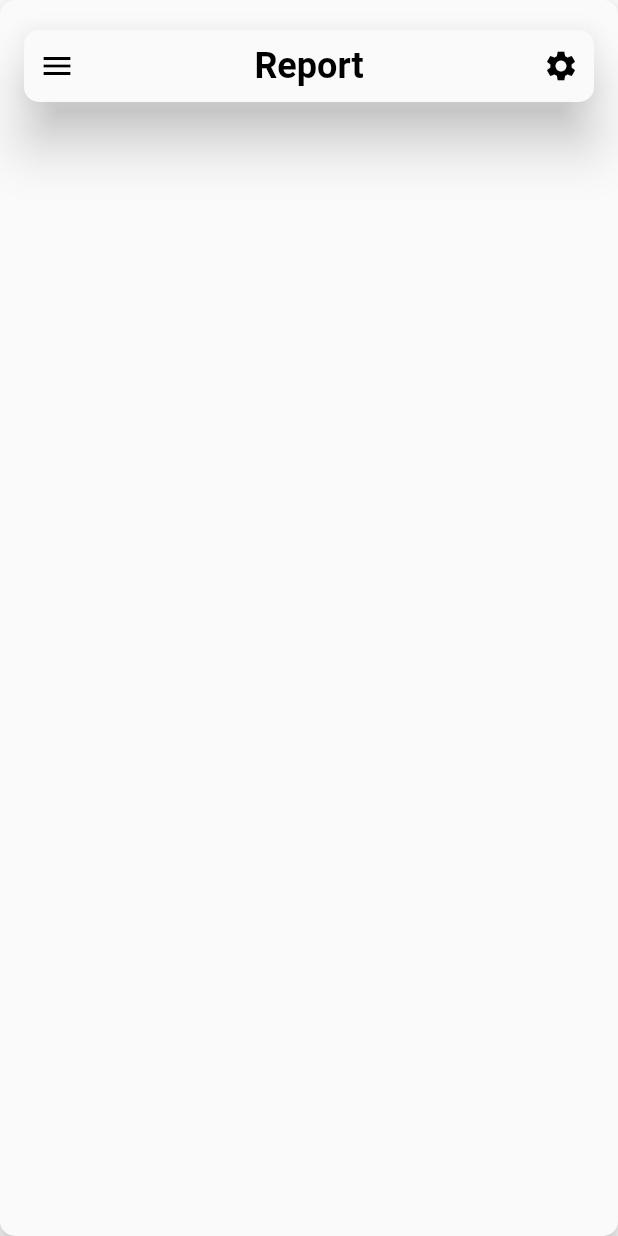
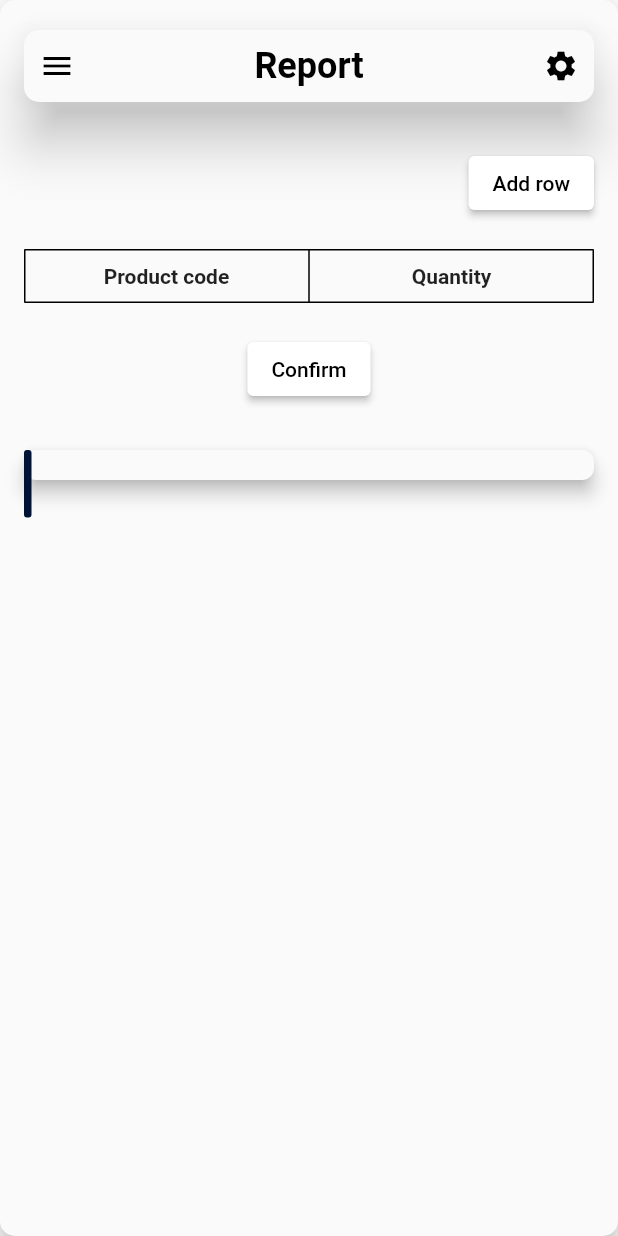
Before and after one commit to NEIL-smtg/iventory_mangement, a Flutter app: the Plan screen opened directly, on a phone screen of 412 x 824 dp. Run offline on Flutter 3.47's test engine with Material 2 defaults, Android fonts, the phone set to English and light mode, and no system bars; our stand-ins replace flutter_vector_icons, percent_indicator, syncfusion_flutter_charts; missing offline and left inert: dart:js, vertical_percent_indicator; statements that could not run were skipped.

Commit message:
added buttons

```diff
--- a/lib/pages/report/Plan.dart
+++ b/lib/pages/report/Plan.dart
@@ -1,5 +1,7 @@
 import 'package:flutter/material.dart';
 import 'package:inventory_management/navigationBar/NavMenu.dart';
+
+final int addingValue = 0;
 
 class Plan extends StatefulWidget {
   final int planNum;
@@ -10,12 +12,54 @@ class Plan extends StatefulWidget {
   State<Plan> createState() => _PlanState();
 }
 
-
 class _PlanState extends State<Plan> {
   int planNum = 0;
   bool isCollapsed = true;
   double screenWidth = 0, screenHeight = 0;
   final Duration duration = const Duration(milliseconds: 300);
+
+  final List<String> attributes = ['Product Code - Product Name', 'Quantity'];
+  String selectedAttribute = 'Add special order (if any):';
+
+  List<TableRowData> tableData = [];
+  List<String> dropdownItems = ['Apple', 'Orange'];
+  List<TextEditingController> textControllers = [];
+
+  List<double> itemsPrice = [5.9, 3.9, 11.9];
+
+  double position = 0.0;
+  double sliderPercent = 0.0;
+  double sliderWidth = 5;
+  double sliderHeight = 45;
+
+  @override
+  void dispose() {
+    for (var controller in textControllers) {
+      controller.dispose();
+    }
+    super.dispose();
+  }
+
+
+  void addRow() {
+    setState(() {
+      tableData.add(TableRowData());
+      textControllers.add(TextEditingController());
+    });
+  }
+
+  void saveData() {
+    List<List<String>> formattedData = [];
+
+    for (var rowData in tableData) {
+      if (rowData.isValid()) {
+        List<String> data = [rowData.selectedItem!, rowData.textValue!];
+        formattedData.add(data);
+      }
+    }
+
+    print(formattedData);
+  }
 
   @override
   void initState() {
@@ -119,69 +163,180 @@ class _PlanState extends State<Plan> {
         child: Column(
           children: [
             const SizedBox(height: 30),
-            smtg(),
+            productTable(),
+            const SizedBox(height: 30),
+            Stack(
+              children: [
+                slidingBox(),
+                budgetSlider(),
+              ],
+            ),
           ],
         ),
       ),
     );
   }
 
-  Widget smtg(){
-    return Container(
-
+  Widget budgetSlider(){
+    double maxW = MediaQuery.of(context).size.width / 2;
+    return GestureDetector(
+      onPanUpdate: (details) {
+        setState(() {
+          double newPos = position + details.delta.dx;
+          position = newPos.clamp(0, maxW);
+          sliderPercent = position * 100.0 / maxW;
+          print(sliderPercent);
+        });
+      },
+      child: Container(
+        width: maxW + sliderWidth,
+        height: sliderHeight,
+        child: Stack(
+          children: [
+            Positioned(
+              left: position,
+              top: 0,
+              child: Container(
+                width: sliderWidth,
+                height: sliderHeight,
+                decoration: BoxDecoration(
+                  color: const Color.fromARGB(255, 0, 19, 53),
+                  borderRadius: BorderRadius.circular(2),
+                ),
+              ),
+            ),
+          ],
+        ),
+      ),
     );
   }
+
+  Widget slidingBox(){
+    return Material(
+      elevation: 5,
+      borderRadius: BorderRadius.circular(8),
+      child: Container(
+        padding: EdgeInsets.all(10),
+      ),
+    );
   }
 
-class ProductRow {
-  bool isExpanded = false;
-  String selectedProduct = '';
-  String quantity = '';
-
-  DataRow buildDataRow() {
-    return DataRow(cells: [
-      DataCell(Text(selectedProduct)),
-      DataCell(TextField(
+  Widget productTable(){
+    return Column(
+        children: [
+          Container(
+            alignment: Alignment.centerRight,
+            child: ElevatedButton(
+              onPressed: addRow,
+              style: ElevatedButton.styleFrom(
+                backgroundColor: Colors.white,
+              ),
+              child: const Text(
+              'Add row',
+              style: TextStyle(
+                color: Colors.black,
+              ),
+            ),
+            ),
+          ),
+          const SizedBox(height: 20),
+          Table(
+            border: TableBorder.all(),
+            columnWidths: const {
+              0: FractionColumnWidth(0.5),
+              1: FractionColumnWidth(0.5),
+            },
+            children: [
+              TableRow(
+                children: [
+                  TableCell(
+                    child: Container(
+                      padding: const EdgeInsets.all(10),
+                      child: const Text(
+                        'Product code', // Replace with your attribute name
+                        style: TextStyle(fontWeight: FontWeight.bold),
+                        textAlign: TextAlign.center,
+                      ),
+                    ),
+                  ),
+                  TableCell(
+                    child: Container(
+                      padding: const EdgeInsets.all(10),
+                      child: const Text(
+                        'Quantity', // Replace with your attribute name
+                        style: TextStyle(fontWeight: FontWeight.bold),
+                        textAlign: TextAlign.center,
+                      ),
+                    ),
+                  ),
+                  ],
+              ),
+              for (int i = 0; i < tableData.length; i++)
+                TableRow(
+                  children: [
+                    TableCell(
+                      child: Container(
+                        padding: const EdgeInsets.all(10),
+                        child: DropdownButtonFormField<String>(
+                          value: tableData[i].selectedItem,
+                          items: dropdownItems.map((item) {
+                            return DropdownMenuItem<String>(
+                              value: item,
+                              child: Text(item),
+                            );
+                          }).toList(),
                           onChanged: (value) {
-          quantity = value;
+                            setState(() {
+                              tableData[i].selectedItem = value!;
+                            });
                           },
-        decoration: InputDecoration(
-          hintText: 'Enter quantity',
                         ),
-      )),
-    ], onSelectChanged: (bool? selected) {
-      if (selected != null && selected) {
-        // Toggle expansion on row selection
-        toggleExpansion();
-      }
+                      ),
+                    ),
+                    TableCell(
+                      child: Container(
+                        padding: const EdgeInsets.all(10),
+                        child: TextFormField(
+                          controller: textControllers[i],
+                          decoration: const InputDecoration(
+                            labelText: 'amount >= 1',
+                          ),
+                          onChanged: (value) {
+                            setState(() {
+                              tableData[i].textValue = value;
                             });
+                          },
+                        ),
+                      ),
+                    ),
+                  ],
+                ),
+            ],
+          ),
+          const SizedBox(height: 20),
+          ElevatedButton(
+            onPressed: saveData,
+            style: ElevatedButton.styleFrom(
+              backgroundColor: Colors.white,
+            ),
+            child: const Text(
+              'Confirm',
+              style: TextStyle(
+                color: Colors.black,
+              ),
+            ),
+          ),
+        ],
+      );
   }
 
-  void toggleExpansion() {
-    if (isExpanded) {
-      // Collapse the row
-      isExpanded = false;
-      // Remove the row from the list if the product is not selected
-      if (selectedProduct.isEmpty) {
-        removeRow();
 }
-    } else {
-      // Expand the row
-      isExpanded = true;
-      // Add a new row if this is the last row in the list
-      if (this == productRows.last) {
-        addRow();
+
+class TableRowData {
+  String? selectedItem;
+  String? textValue;
+
+  bool isValid() {
+    return selectedItem != null && textValue != null;
   }
 }
-  }
-
-  void removeRow() {
-    productRows.remove(this);
-  }
-
-  void addRow() {
-    productRows.add(ProductRow());
-  }
-}
-
-List<ProductRow> productRows = [ProductRow()];
```
Lines whose indentation alone changed are shown as unchanged.
